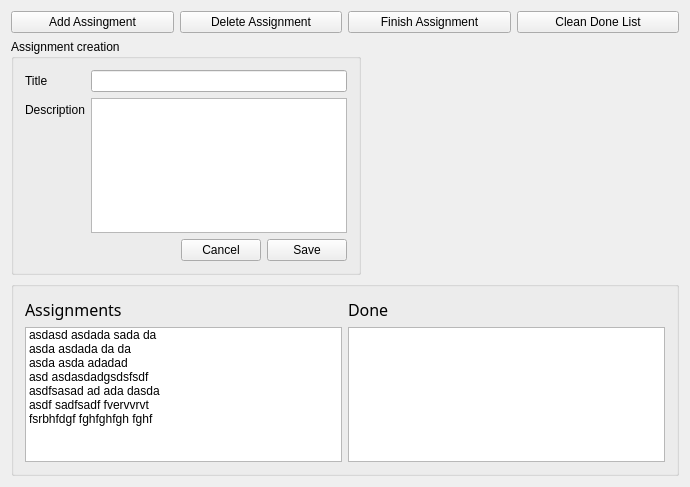
Old version of the form QtWidges/qListWidgetDemo/widget.ui in the repository eduardorasgado/RoadtoQt5.
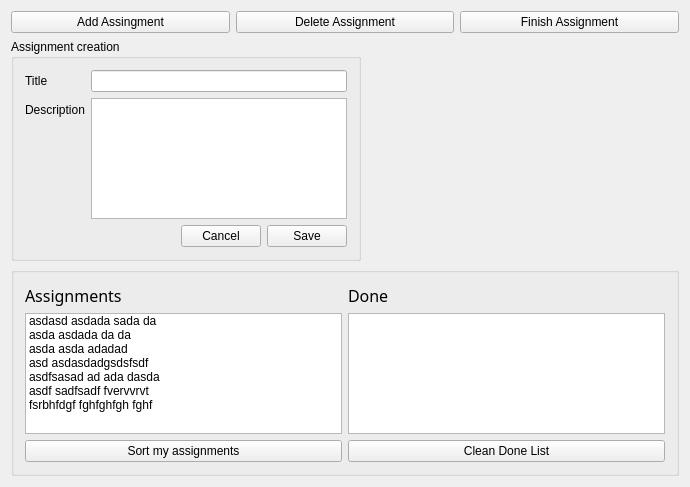
New version of the form.

Commit message: sorting assignments button

```diff
--- a/QtWidges/qListWidgetDemo/widget.ui
+++ b/QtWidges/qListWidgetDemo/widget.ui
@@ -37,13 +37,6 @@
        </property>
       </widget>
      </item>
-     <item>
-      <widget class="QPushButton" name="button_clean_done">
-       <property name="text">
-        <string>Clean Done List</string>
-       </property>
-      </widget>
-     </item>
     </layout>
    </item>
    <item>
@@ -198,6 +191,13 @@
           </item>
          </widget>
         </item>
+        <item>
+         <widget class="QPushButton" name="button_assignment_sort">
+          <property name="text">
+           <string>Sort my assignments</string>
+          </property>
+         </widget>
+        </item>
        </layout>
       </item>
       <item>
@@ -218,6 +218,13 @@
         <item>
          <widget class="QListWidget" name="list_done"/>
         </item>
+        <item>
+         <widget class="QPushButton" name="button_clean_done">
+          <property name="text">
+           <string>Clean Done List</string>
+          </property>
+         </widget>
+        </item>
        </layout>
       </item>
      </layout>
```
The commit also changes 2 other files.
